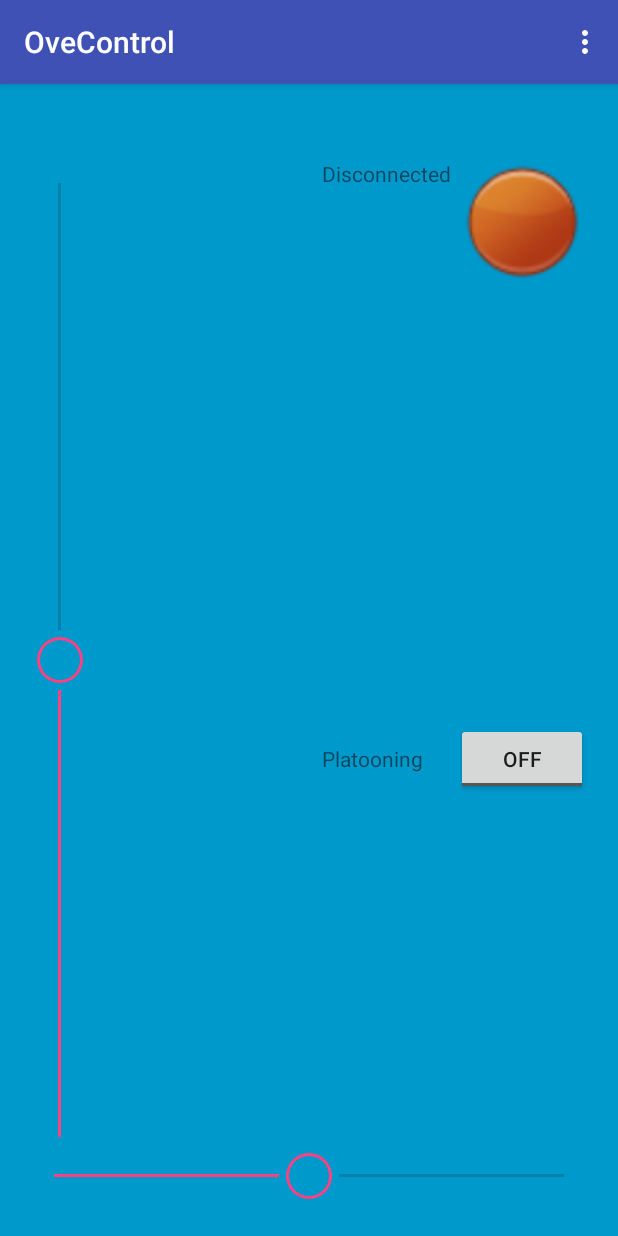
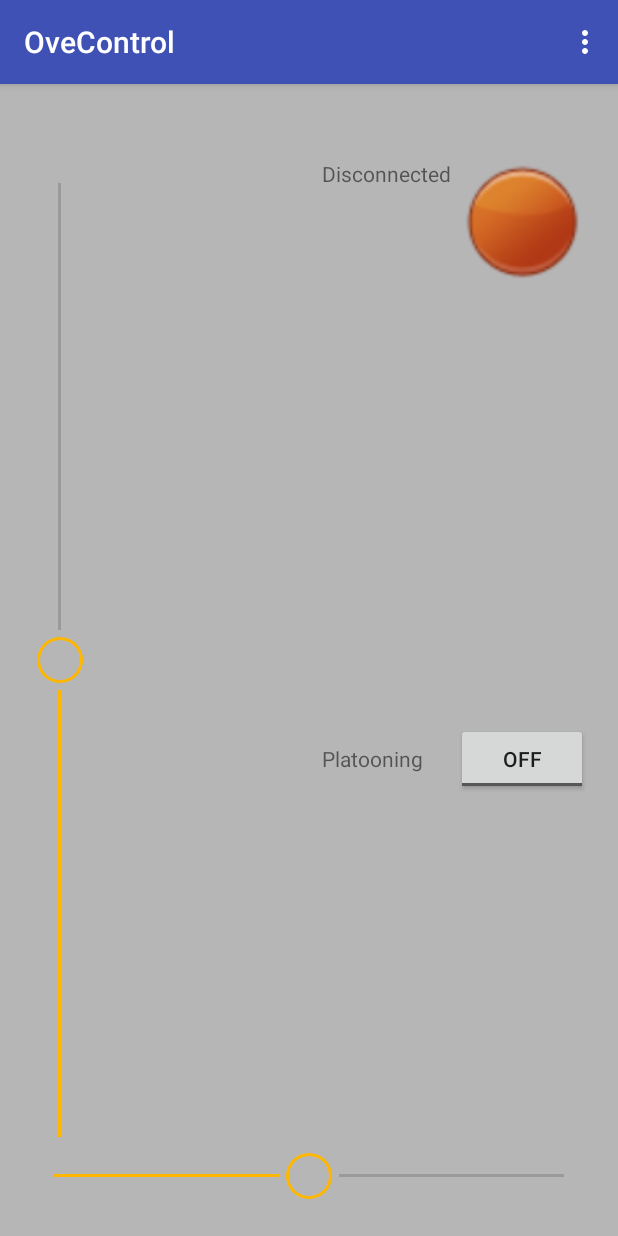
Before and after one commit to PeterGardenas/Moped-Ove, an Android app: the screen it shows after launch (ControlActivity), on a phone screen of 412 x 824 dp. Run offline under Robolectric (Android 15) with nearby library versions, the phone set to English and light mode, and no system bars.

Commit message:
Fixed network crash. Thanks to Peter and Niklas from another group.

```diff
--- a/OveControl/app/src/main/java/android/widget/VerticalSeekBar.java
+++ b/OveControl/app/src/main/java/android/widget/VerticalSeekBar.java
@@ -51,7 +51,6 @@ public class VerticalSeekBar extends android.support.v7.widget.AppCompatSeekBar
                 setProgress(getMax() - (int) (getMax() * event.getY() / getHeight()));
                 onSizeChanged(getWidth(), getHeight(), 0, 0);
                 break;
-
             case MotionEvent.ACTION_CANCEL:
                 break;
         }
--- a/OveControl/app/src/main/java/se/chalmers/moppe/ovecontrol/ControlActivity.java
+++ b/OveControl/app/src/main/java/se/chalmers/moppe/ovecontrol/ControlActivity.java
@@ -26,8 +26,6 @@ import java.util.Observable;
 import java.util.Observer;
 
 public class ControlActivity extends AppCompatActivity implements ObserverStatic{
-    private View mContentView;
-
     private Menu menu = null;
 
     private SeekBar steerSeekBar;
@@ -35,7 +33,6 @@ public class ControlActivity extends AppCompatActivity implements ObserverStatic
     //private ImageSwitcher connectedImage;
     private ImageView connectedImage;
     private TextView connectedText;
-    private boolean platoonMode;
 
     private static final int DISCONNECT_INDEX = 0;	// Menu bar: disconnect
     private static final int CONFIG_INDEX = 1	;	// Menu bar: WiFi configuration
--- a/OveControl/app/src/main/java/se/chalmers/moppe/ovecontrol/ControlSeekBarListener.java
+++ b/OveControl/app/src/main/java/se/chalmers/moppe/ovecontrol/ControlSeekBarListener.java
@@ -9,31 +9,14 @@ import android.widget.SeekBar;
 public class ControlSeekBarListener implements SeekBar.OnSeekBarChangeListener {
 
     private boolean vertical;
-    private int count = 0;
     private int v = 0;
     private int h = 0;
 
     ControlSeekBarListener(boolean vertical){
         this.vertical = vertical;
     }
-
-    @Override
-
-    public void onProgressChanged(SeekBar seekBar, int i, boolean b) {
-        if (vertical){
-            v = i - 100;
-        } else {
-            h = i - 100;
-        }
-        String message = "V" + intToString(v) + "H" + intToString(h);
-
-        System.out.println(message);
-        if (count > 20){
-            SocketHandler.send(message);
-            count = 0;
-        }
-        count++;
-
+    ControlSeekBarListener(){
+        this.vertical = false;
     }
 
     @Override
@@ -41,12 +24,33 @@ public class ControlSeekBarListener implements SeekBar.OnSeekBarChangeListener {
 
     }
 
-    //Return control to middle after release
+    //Return control to middle after release, doesn't work for the vertical seekBar for some reason
     @Override
     public void onStopTrackingTouch(SeekBar seekBar) {
         seekBar.setProgress(seekBar.getMax() / 2);
+        newPos(seekBar.getProgress());
+    }
+    @Override
+
+    public void onProgressChanged(SeekBar seekBar, int i, boolean b) {
+        newPos(i);
     }
 
+    private void newPos(int i) {
+        if (vertical){
+            v = i - 100;
+        } else {
+            h = i - 100;
+        }
+        SocketHandler.send(getMessage());
+    }
+
+    private String getMessage() {
+        return "V" + intToString(v) + "H" + intToString(h);
+    }
+
+
+    //Makes all numbers 3 characters long
     private String intToString(int x) {
         String padding = "0";
         if (x < 0) {
--- a/OveControl/app/src/main/res/layout/activity_control.xml
+++ b/OveControl/app/src/main/res/layout/activity_control.xml
@@ -2,7 +2,7 @@
     xmlns:tools="http://schemas.android.com/tools"
     android:layout_width="match_parent"
     android:layout_height="match_parent"
-    android:background="#0099cc"
+    android:background="#b6b6b6"
     android:id="@+id/fullscreen_content"
     tools:context="se.chalmers.moppe.ovecontrol.ControlActivity">
 
--- a/OveControl/app/src/main/res/values/colors.xml
+++ b/OveControl/app/src/main/res/values/colors.xml
@@ -1,8 +1,8 @@
 <?xml version="1.0" encoding="utf-8"?>
 <resources>
     <color name="colorPrimary">#3F51B5</color>
-    <color name="colorPrimaryDark">#303F9F</color>
-    <color name="colorAccent">#FF4081</color>
+    <color name="colorPrimaryDark">#1024a0</color>
+    <color name="colorAccent">#ffb700</color>
 
     <color name="black_overlay">#66000000</color>
 </resources>
```
Also changed, not shown: OveControl/app/src/main/java/se/chalmers/moppe/ovecontrol/SocketHandler.java (+7 -4 lines).
